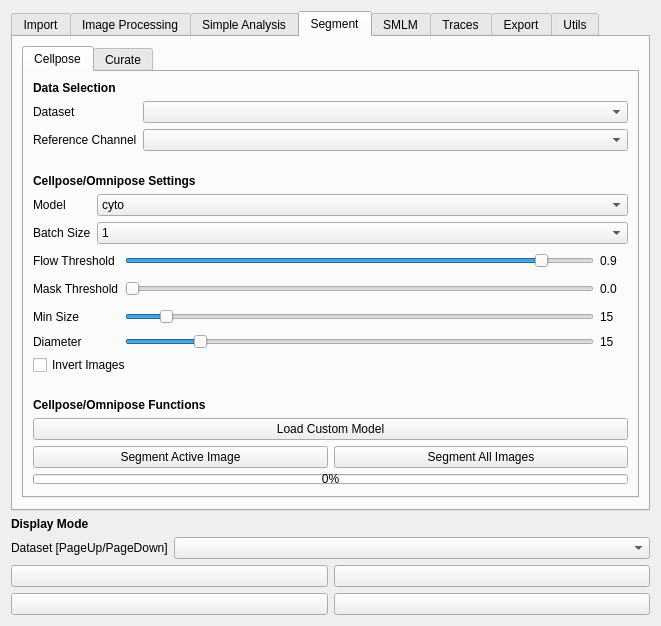
piedrro/napari-molseeq, file src/molseeq/GUI/gui.ui: the form before one commit.
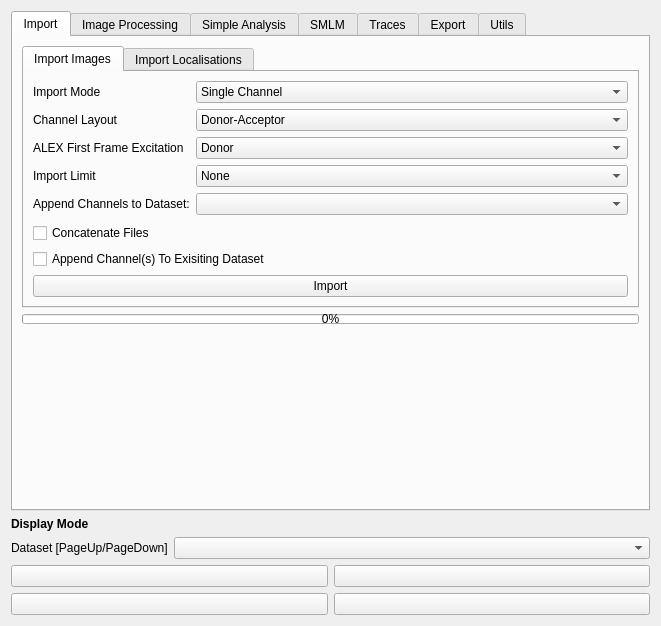
The form after the commit. The open tabs and pages were chosen to show the change.

Commit message: replaced all references of pixseq to molseeq

The edit to the form file:
```diff
--- a/src/molseeq/GUI/gui.ui
+++ b/src/molseeq/GUI/gui.ui
@@ -1042,600 +1042,6 @@
        </item>
       </layout>
      </widget>
-     <widget class="QWidget" name="tab_25">
-      <attribute name="title">
-       <string>Segment</string>
-      </attribute>
-      <layout class="QVBoxLayout" name="verticalLayout_27">
-       <item>
-        <widget class="QTabWidget" name="tabWidget_7">
-         <property name="currentIndex">
-          <number>0</number>
-         </property>
-         <widget class="QWidget" name="tab_24">
-          <attribute name="title">
-           <string>Cellpose</string>
-          </attribute>
-          <layout class="QVBoxLayout" name="verticalLayout_28">
-           <item>
-            <widget class="QLabel" name="label_97">
-             <property name="font">
-              <font>
-               <weight>75</weight>
-               <bold>true</bold>
-              </font>
-             </property>
-             <property name="text">
-              <string>Data Selection</string>
-             </property>
-            </widget>
-           </item>
-           <item>
-            <layout class="QFormLayout" name="formLayout_28">
-             <item row="0" column="0">
-              <widget class="QLabel" name="label_101">
-               <property name="text">
-                <string>Dataset</string>
-               </property>
-              </widget>
-             </item>
-             <item row="0" column="1">
-              <widget class="QComboBox" name="cellpose_dataset"/>
-             </item>
-             <item row="1" column="0">
-              <widget class="QLabel" name="label_105">
-               <property name="text">
-                <string>Reference Channel</string>
-               </property>
-              </widget>
-             </item>
-             <item row="1" column="1">
-              <widget class="QComboBox" name="cellpose_channel"/>
-             </item>
-            </layout>
-           </item>
-           <item>
-            <spacer name="verticalSpacer_24">
-             <property name="orientation">
-              <enum>Qt::Vertical</enum>
-             </property>
-             <property name="sizeType">
-              <enum>QSizePolicy::Minimum</enum>
-             </property>
-             <property name="sizeHint" stdset="0">
-              <size>
-               <width>592</width>
-               <height>17</height>
-              </size>
-             </property>
-            </spacer>
-           </item>
-           <item>
-            <widget class="QLabel" name="label_102">
-             <property name="font">
-              <font>
-               <weight>75</weight>
-               <bold>true</bold>
-              </font>
-             </property>
-             <property name="text">
-              <string>Cellpose/Omnipose Settings</string>
-             </property>
-            </widget>
-           </item>
-           <item>
-            <layout class="QFormLayout" name="formLayout_27">
-             <item row="0" column="0">
-              <widget class="QLabel" name="label_104">
-               <property name="text">
-                <string>Model</string>
-               </property>
-              </widget>
-             </item>
-             <item row="0" column="1">
-              <widget class="QComboBox" name="cellpose_model">
-               <item>
-                <property name="text">
-                 <string>cyto</string>
-                </property>
-               </item>
-               <item>
-                <property name="text">
-                 <string>nuclei</string>
-                </property>
-               </item>
-               <item>
-                <property name="text">
-                 <string>tissuenet</string>
-                </property>
-               </item>
-               <item>
-                <property name="text">
-                 <string>livecell</string>
-                </property>
-               </item>
-               <item>
-                <property name="text">
-                 <string>cyto2</string>
-                </property>
-               </item>
-               <item>
-                <property name="text">
-                 <string>general</string>
-                </property>
-               </item>
-               <item>
-                <property name="text">
-                 <string>bact_phase_omni</string>
-                </property>
-               </item>
-               <item>
-                <property name="text">
-                 <string>bact_fluor_omni</string>
-                </property>
-               </item>
-               <item>
-                <property name="text">
-                 <string>worm_omni</string>
-                </property>
-               </item>
-               <item>
-                <property name="text">
-                 <string>worm_bact_omni</string>
-                </property>
-               </item>
-               <item>
-                <property name="text">
-                 <string>worm_high_res_omni</string>
-                </property>
-               </item>
-               <item>
-                <property name="text">
-                 <string>cyto2_omni</string>
-                </property>
-               </item>
-               <item>
-                <property name="text">
-                 <string>plant_omni</string>
-                </property>
-               </item>
-               <item>
-                <property name="text">
-                 <string>custom</string>
-                </property>
-               </item>
-              </widget>
-             </item>
-             <item row="1" column="0">
-              <widget class="QLabel" name="label_123">
-               <property name="text">
-                <string>Batch Size</string>
-               </property>
-              </widget>
-             </item>
-             <item row="1" column="1">
-              <widget class="QComboBox" name="cellpose_batchsize">
-               <item>
-                <property name="text">
-                 <string>1</string>
-                </property>
-               </item>
-               <item>
-                <property name="text">
-                 <string>5</string>
-                </property>
-               </item>
-               <item>
-                <property name="text">
-                 <string>10</string>
-                </property>
-               </item>
-               <item>
-                <property name="text">
-                 <string>20</string>
-                </property>
-               </item>
-               <item>
-                <property name="text">
-                 <string>30</string>
-                </property>
-               </item>
-               <item>
-                <property name="text">
-                 <string>40</string>
-                </property>
-               </item>
-               <item>
-                <property name="text">
-                 <string>50</string>
-                </property>
-               </item>
-               <item>
-                <property name="text">
-                 <string>60</string>
-                </property>
-               </item>
-               <item>
-                <property name="text">
-                 <string>70</string>
-                </property>
-               </item>
-               <item>
-                <property name="text">
-                 <string>80</string>
-                </property>
-               </item>
-               <item>
-                <property name="text">
-                 <string>90</string>
-                </property>
-               </item>
-               <item>
-                <property name="text">
-                 <string>100</string>
-                </property>
-               </item>
-               <item>
-                <property name="text">
-                 <string>200</string>
-                </property>
-               </item>
-               <item>
-                <property name="text">
-                 <string>500</string>
-                </property>
-               </item>
-               <item>
-                <property name="text">
-                 <string>auto</string>
-                </property>
-               </item>
-              </widget>
-             </item>
-            </layout>
-           </item>
-           <item>
-            <layout class="QGridLayout" name="gridLayout_11">
-             <item row="0" column="2" alignment="Qt::AlignLeft">
-              <widget class="QLabel" name="cellpose_flowthresh_label">
-               <property name="minimumSize">
-                <size>
-                 <width>28</width>
-                 <height>22</height>
-                </size>
-               </property>
-               <property name="text">
-                <string>0.9</string>
-               </property>
-              </widget>
-             </item>
-             <item row="0" column="1">
-              <widget class="QSlider" name="cellpose_flowthresh">
-               <property name="maximum">
-                <number>100</number>
-               </property>
-               <property name="singleStep">
-                <number>10</number>
-               </property>
-               <property name="pageStep">
-                <number>10</number>
-               </property>
-               <property name="sliderPosition">
-                <number>90</number>
-               </property>
-               <property name="orientation">
-                <enum>Qt::Horizontal</enum>
-               </property>
-              </widget>
-             </item>
-             <item row="0" column="0">
-              <widget class="QLabel" name="label_106">
-               <property name="text">
-                <string>Flow Threshold</string>
-               </property>
-              </widget>
-             </item>
-             <item row="1" column="2" alignment="Qt::AlignLeft">
-              <widget class="QLabel" name="cellpose_maskthresh_label">
-               <property name="minimumSize">
-                <size>
-                 <width>28</width>
-                 <height>22</height>
-                </size>
-               </property>
-               <property name="text">
-                <string>0.0</string>
-               </property>
-              </widget>
-             </item>
-             <item row="2" column="2" alignment="Qt::AlignLeft">
-              <widget class="QLabel" name="cellpose_minsize_label">
-               <property name="minimumSize">
-                <size>
-                 <width>24</width>
-                 <height>22</height>
-                </size>
-               </property>
-               <property name="maximumSize">
-                <size>
-                 <width>24</width>
-                 <height>16777215</height>
-                </size>
-               </property>
-               <property name="text">
-                <string>15</string>
-               </property>
-              </widget>
-             </item>
-             <item row="1" column="0">
-              <widget class="QLabel" name="label_107">
-               <property name="text">
-                <string>Mask Threshold</string>
-               </property>
-              </widget>
-             </item>
-             <item row="2" column="0">
-              <widget class="QLabel" name="label_108">
-               <property name="text">
-                <string>Min Size</string>
-               </property>
-              </widget>
-             </item>
-             <item row="2" column="1">
-              <widget class="QSlider" name="cellpose_minsize">
-               <property name="maximum">
-                <number>200</number>
-               </property>
-               <property name="singleStep">
-                <number>10</number>
-               </property>
-               <property name="value">
-                <number>15</number>
-               </property>
-               <property name="orientation">
-                <enum>Qt::Horizontal</enum>
-               </property>
-               <property name="tickPosition">
-                <enum>QSlider::NoTicks</enum>
-               </property>
-               <property name="tickInterval">
-                <number>10</number>
-               </property>
-              </widget>
-             </item>
-             <item row="1" column="1">
-              <widget class="QSlider" name="cellpose_maskthresh">
-               <property name="maximum">
-                <number>100</number>
-               </property>
-               <property name="singleStep">
-                <number>10</number>
-               </property>
-               <property name="pageStep">
-                <number>10</number>
-               </property>
-               <property name="orientation">
-                <enum>Qt::Horizontal</enum>
-               </property>
-              </widget>
-             </item>
-             <item row="3" column="1">
-              <widget class="QSlider" name="cellpose_diameter">
-               <property name="maximum">
-                <number>100</number>
-               </property>
-               <property name="singleStep">
-                <number>10</number>
-               </property>
-               <property name="value">
-                <number>15</number>
-               </property>
-               <property name="orientation">
-                <enum>Qt::Horizontal</enum>
-               </property>
-              </widget>
-             </item>
-             <item row="3" column="0">
-              <widget class="QLabel" name="label_109">
-               <property name="text">
-                <string>Diameter</string>
-               </property>
-              </widget>
-             </item>
-             <item row="3" column="2">
-              <widget class="QLabel" name="cellpose_diameter_label">
-               <property name="text">
-                <string>15</string>
-               </property>
-              </widget>
-             </item>
-            </layout>
-           </item>
-           <item>
-            <widget class="QCheckBox" name="cellpose_invert_images">
-             <property name="text">
-              <string>Invert Images</string>
-             </property>
-            </widget>
-           </item>
-           <item>
-            <spacer name="verticalSpacer_23">
-             <property name="orientation">
-              <enum>Qt::Vertical</enum>
-             </property>
-             <property name="sizeType">
-              <enum>QSizePolicy::Minimum</enum>
-             </property>
-             <property name="sizeHint" stdset="0">
-              <size>
-               <width>592</width>
-               <height>17</height>
-              </size>
-             </property>
-            </spacer>
-           </item>
-           <item>
-            <widget class="QLabel" name="label_110">
-             <property name="font">
-              <font>
-               <weight>75</weight>
-               <bold>true</bold>
-              </font>
-             </property>
-             <property name="text">
-              <string>Cellpose/Omnipose Functions</string>
-             </property>
-            </widget>
-           </item>
-           <item>
-            <widget class="QPushButton" name="cellpose_load_model">
-             <property name="text">
-              <string>Load Custom Model</string>
-             </property>
-            </widget>
-           </item>
-           <item>
-            <layout class="QGridLayout" name="gridLayout_12">
-             <item row="0" column="1">
-              <widget class="QPushButton" name="segment_all">
-               <property name="text">
-                <string>Segment All Images</string>
-               </property>
-              </widget>
-             </item>
-             <item row="0" column="0">
-              <widget class="QPushButton" name="segment_active">
-               <property name="text">
-                <string>Segment Active Image</string>
-               </property>
-              </widget>
-             </item>
-            </layout>
-           </item>
-           <item>
-            <widget class="QProgressBar" name="cellpose_progress">
-             <property name="sizePolicy">
-              <sizepolicy hsizetype="Minimum" vsizetype="Minimum">
-               <horstretch>0</horstretch>
-               <verstretch>0</verstretch>
-              </sizepolicy>
-             </property>
-             <property name="minimumSize">
-              <size>
-               <width>0</width>
-               <height>0</height>
-              </size>
-             </property>
-             <property name="maximumSize">
-              <size>
-               <width>16777215</width>
-               <height>10</height>
-              </size>
-             </property>
-             <property name="value">
-              <number>0</number>
-             </property>
-            </widget>
-           </item>
-           <item>
-            <spacer name="verticalSpacer_22">
-             <property name="orientation">
-              <enum>Qt::Vertical</enum>
-             </property>
-             <property name="sizeHint" stdset="0">
-              <size>
-               <width>20</width>
-               <height>40</height>
-              </size>
-             </property>
-            </spacer>
-           </item>
-          </layout>
-         </widget>
-         <widget class="QWidget" name="tab_26">
-          <attribute name="title">
-           <string>Curate</string>
-          </attribute>
-          <layout class="QVBoxLayout" name="verticalLayout_30">
-           <item>
-            <widget class="QLabel" name="label_103">
-             <property name="font">
-              <font>
-               <weight>75</weight>
-               <bold>true</bold>
-              </font>
-             </property>
-             <property name="text">
-              <string>Dilate Segmentations</string>
-             </property>
-            </widget>
-           </item>
-           <item>
-            <layout class="QFormLayout" name="formLayout_26">
-             <item row="0" column="0">
-              <widget class="QLabel" name="label_111">
-               <property name="text">
-                <string>Pixels</string>
-               </property>
-              </widget>
-             </item>
-             <item row="0" column="1">
-              <widget class="QDoubleSpinBox" name="dilatation_size">
-               <property name="decimals">
-                <number>1</number>
-               </property>
-               <property name="minimum">
-                <double>0.100000000000000</double>
-               </property>
-               <property name="maximum">
-                <double>10.000000000000000</double>
-               </property>
-               <property name="value">
-                <double>1.000000000000000</double>
-               </property>
-              </widget>
-             </item>
-            </layout>
-           </item>
-           <item>
-            <widget class="QPushButton" name="dilate_segmentations">
-             <property name="text">
-              <string>Dilate Segmentations</string>
-             </property>
-            </widget>
-           </item>
-           <item>
-            <spacer name="verticalSpacer_27">
-             <property name="orientation">
-              <enum>Qt::Vertical</enum>
-             </property>
-             <property name="sizeHint" stdset="0">
-              <size>
-               <width>20</width>
-               <height>40</height>
-              </size>
-             </property>
-            </spacer>
-           </item>
-          </layout>
-         </widget>
-        </widget>
-       </item>
-       <item>
-        <spacer name="verticalSpacer_25">
-         <property name="orientation">
-          <enum>Qt::Vertical</enum>
-         </property>
-         <property name="sizeHint" stdset="0">
-          <size>
-           <width>20</width>
-           <height>40</height>
-          </size>
-         </property>
-        </spacer>
-       </item>
-      </layout>
-     </widget>
      <widget class="QWidget" name="tab_2">
       <attribute name="title">
        <string>SMLM</string>
```
Left out of the diff: 67 changed lines with no effect on the pictures. The commit also changes 28 other files.
